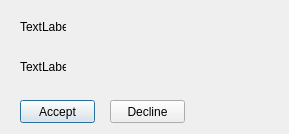
First picture: the form in Lab1/reqtodldialog.ui, repository KorobovMS/NetTelecomLabs, before the edit.
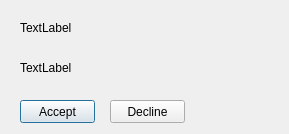
Second picture: the form after the edit.

```diff
--- a/Lab1/reqtodldialog.ui
+++ b/Lab1/reqtodldialog.ui
@@ -44,8 +44,8 @@
     <rect>
      <x>20</x>
      <y>20</y>
-     <width>46</width>
-     <height>13</height>
+     <width>261</width>
+     <height>16</height>
     </rect>
    </property>
    <property name="text">
@@ -57,8 +57,8 @@
     <rect>
      <x>20</x>
      <y>60</y>
-     <width>46</width>
-     <height>13</height>
+     <width>251</width>
+     <height>16</height>
     </rect>
    </property>
    <property name="text">
```
